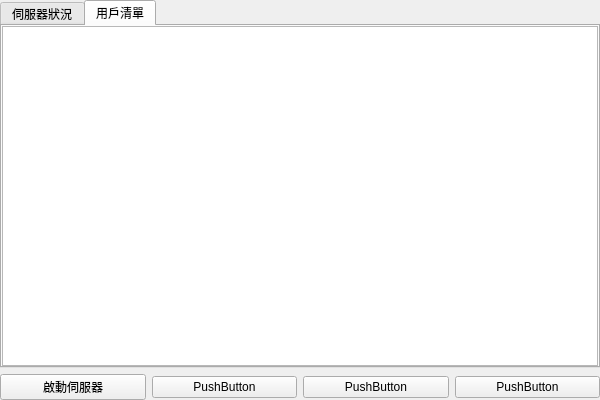
Old version of the form TCP_Server/TCP_Server.ui in the repository philo-wu/Philo_Game.
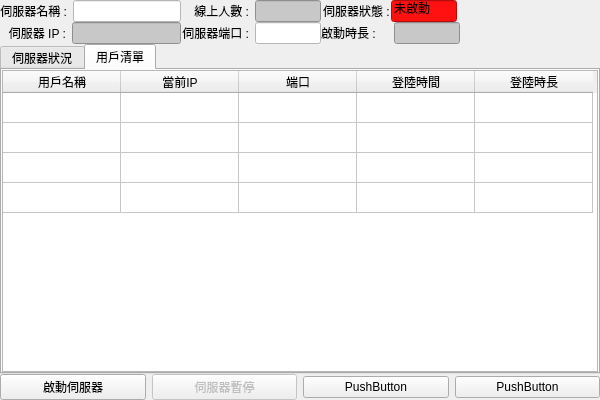
New version of the form. The open tabs and pages were chosen to show the change.

```diff
--- a/TCP_Server/TCP_Server.ui
+++ b/TCP_Server/TCP_Server.ui
@@ -14,7 +14,10 @@
    <string>TCP_Server</string>
   </property>
   <widget class="QWidget" name="centralWidget">
-   <layout class="QVBoxLayout" name="verticalLayout_2">
+   <layout class="QVBoxLayout" name="verticalLayout">
+    <property name="spacing">
+     <number>0</number>
+    </property>
     <property name="leftMargin">
      <number>0</number>
     </property>
@@ -27,6 +30,293 @@
     <property name="bottomMargin">
      <number>0</number>
     </property>
+    <item>
+     <layout class="QHBoxLayout" name="horizontalLayout">
+      <property name="spacing">
+       <number>0</number>
+      </property>
+      <item>
+       <layout class="QVBoxLayout" name="verticalLayout_4">
+        <property name="spacing">
+         <number>0</number>
+        </property>
+        <item>
+         <layout class="QHBoxLayout" name="horizontalLayout_10">
+          <item>
+           <widget class="QLabel" name="label_8">
+            <property name="minimumSize">
+             <size>
+              <width>55</width>
+              <height>0</height>
+             </size>
+            </property>
+            <property name="text">
+             <string>伺服器名稱 :</string>
+            </property>
+            <property name="alignment">
+             <set>Qt::AlignRight|Qt::AlignTrailing|Qt::AlignVCenter</set>
+            </property>
+           </widget>
+          </item>
+          <item>
+           <widget class="QLineEdit" name="LE_Servar_Name">
+            <property name="focusPolicy">
+             <enum>Qt::ClickFocus</enum>
+            </property>
+            <property name="styleSheet">
+             <string notr="true">background-color: rgb(255,255,255);
+color: rgb(0, 0, 0);</string>
+            </property>
+            <property name="maxLength">
+             <number>18</number>
+            </property>
+            <property name="readOnly">
+             <bool>false</bool>
+            </property>
+           </widget>
+          </item>
+         </layout>
+        </item>
+        <item>
+         <layout class="QHBoxLayout" name="horizontalLayout_9">
+          <item>
+           <widget class="QLabel" name="label_7">
+            <property name="minimumSize">
+             <size>
+              <width>66</width>
+              <height>0</height>
+             </size>
+            </property>
+            <property name="text">
+             <string>伺服器 IP :</string>
+            </property>
+            <property name="alignment">
+             <set>Qt::AlignRight|Qt::AlignTrailing|Qt::AlignVCenter</set>
+            </property>
+           </widget>
+          </item>
+          <item>
+           <widget class="QLineEdit" name="LE_Servar_IP">
+            <property name="focusPolicy">
+             <enum>Qt::NoFocus</enum>
+            </property>
+            <property name="styleSheet">
+             <string notr="true">background-color: rgb(200,200,200);
+color: rgb(0, 0, 0);</string>
+            </property>
+            <property name="text">
+             <string/>
+            </property>
+            <property name="readOnly">
+             <bool>true</bool>
+            </property>
+           </widget>
+          </item>
+         </layout>
+        </item>
+       </layout>
+      </item>
+      <item>
+       <layout class="QVBoxLayout" name="verticalLayout_3">
+        <property name="spacing">
+         <number>0</number>
+        </property>
+        <item>
+         <layout class="QHBoxLayout" name="horizontalLayout_12">
+          <item>
+           <widget class="QLabel" name="label_10">
+            <property name="minimumSize">
+             <size>
+              <width>66</width>
+              <height>0</height>
+             </size>
+            </property>
+            <property name="text">
+             <string>線上人數 :</string>
+            </property>
+            <property name="alignment">
+             <set>Qt::AlignRight|Qt::AlignTrailing|Qt::AlignVCenter</set>
+            </property>
+           </widget>
+          </item>
+          <item>
+           <widget class="QLineEdit" name="LE_Servar_UserTotal">
+            <property name="maximumSize">
+             <size>
+              <width>66</width>
+              <height>16777215</height>
+             </size>
+            </property>
+            <property name="focusPolicy">
+             <enum>Qt::NoFocus</enum>
+            </property>
+            <property name="styleSheet">
+             <string notr="true">background-color: rgb(200,200,200);
+color: rgb(0, 0, 0);</string>
+            </property>
+            <property name="readOnly">
+             <bool>true</bool>
+            </property>
+           </widget>
+          </item>
+         </layout>
+        </item>
+        <item>
+         <layout class="QHBoxLayout" name="horizontalLayout_11">
+          <item>
+           <widget class="QLabel" name="label_9">
+            <property name="minimumSize">
+             <size>
+              <width>66</width>
+              <height>0</height>
+             </size>
+            </property>
+            <property name="text">
+             <string>伺服器端口 :</string>
+            </property>
+            <property name="alignment">
+             <set>Qt::AlignRight|Qt::AlignTrailing|Qt::AlignVCenter</set>
+            </property>
+           </widget>
+          </item>
+          <item>
+           <widget class="QLineEdit" name="LE_Servar_Port">
+            <property name="maximumSize">
+             <size>
+              <width>66</width>
+              <height>16777215</height>
+             </size>
+            </property>
+            <property name="focusPolicy">
+             <enum>Qt::ClickFocus</enum>
+            </property>
+            <property name="styleSheet">
+             <string notr="true">background-color: rgb(255,255,255);
+color: rgb(0, 0, 0);</string>
+            </property>
+            <property name="maxLength">
+             <number>5</number>
+            </property>
+            <property name="readOnly">
+             <bool>false</bool>
+            </property>
+           </widget>
+          </item>
+         </layout>
+        </item>
+       </layout>
+      </item>
+      <item>
+       <layout class="QVBoxLayout" name="verticalLayout_2">
+        <property name="spacing">
+         <number>0</number>
+        </property>
+        <item>
+         <layout class="QHBoxLayout" name="horizontalLayout_8">
+          <property name="spacing">
+           <number>0</number>
+          </property>
+          <item>
+           <widget class="QLabel" name="label_6">
+            <property name="minimumSize">
+             <size>
+              <width>66</width>
+              <height>0</height>
+             </size>
+            </property>
+            <property name="maximumSize">
+             <size>
+              <width>66</width>
+              <height>16777215</height>
+             </size>
+            </property>
+            <property name="text">
+             <string>伺服器狀態 :</string>
+            </property>
+            <property name="alignment">
+             <set>Qt::AlignLeading|Qt::AlignLeft|Qt::AlignVCenter</set>
+            </property>
+           </widget>
+          </item>
+          <item>
+           <widget class="QLineEdit" name="LE_Servar_State">
+            <property name="maximumSize">
+             <size>
+              <width>66</width>
+              <height>16777215</height>
+             </size>
+            </property>
+            <property name="focusPolicy">
+             <enum>Qt::NoFocus</enum>
+            </property>
+            <property name="styleSheet">
+             <string notr="true">background-color: rgb(255, 17, 17);
+color: rgb(0, 0, 0);</string>
+            </property>
+            <property name="text">
+             <string>未啟動</string>
+            </property>
+            <property name="readOnly">
+             <bool>true</bool>
+            </property>
+           </widget>
+          </item>
+         </layout>
+        </item>
+        <item>
+         <layout class="QHBoxLayout" name="horizontalLayout_3">
+          <item>
+           <widget class="QLabel" name="label">
+            <property name="text">
+             <string>啟動時長 : </string>
+            </property>
+           </widget>
+          </item>
+          <item>
+           <widget class="QLineEdit" name="LE_Servar_Sec">
+            <property name="minimumSize">
+             <size>
+              <width>0</width>
+              <height>0</height>
+             </size>
+            </property>
+            <property name="maximumSize">
+             <size>
+              <width>66</width>
+              <height>16777215</height>
+             </size>
+            </property>
+            <property name="focusPolicy">
+             <enum>Qt::NoFocus</enum>
+            </property>
+            <property name="styleSheet">
+             <string notr="true">background-color: rgb(200,200,200);
+color: rgb(0, 0, 0);</string>
+            </property>
+            <property name="readOnly">
+             <bool>true</bool>
+            </property>
+           </widget>
+          </item>
+         </layout>
+        </item>
+       </layout>
+      </item>
+      <item>
+       <spacer name="horizontalSpacer_2">
+        <property name="orientation">
+         <enum>Qt::Horizontal</enum>
+        </property>
+        <property name="sizeHint" stdset="0">
+         <size>
+          <width>40</width>
+          <height>20</height>
+         </size>
+        </property>
+       </spacer>
+      </item>
+     </layout>
+    </item>
     <item>
      <widget class="QTabWidget" name="tabWidget">
       <property name="currentIndex">
@@ -75,7 +365,65 @@
          <number>0</number>
         </property>
         <item row="0" column="0">
-         <widget class="QTableWidget" name="tableWidget_User"/>
+         <widget class="QTableWidget" name="tableWidget_User">
+          <property name="editTriggers">
+           <set>QAbstractItemView::NoEditTriggers</set>
+          </property>
+          <attribute name="horizontalHeaderDefaultSectionSize">
+           <number>118</number>
+          </attribute>
+          <attribute name="horizontalHeaderHighlightSections">
+           <bool>false</bool>
+          </attribute>
+          <attribute name="verticalHeaderVisible">
+           <bool>false</bool>
+          </attribute>
+          <row>
+           <property name="text">
+            <string>新增列</string>
+           </property>
+          </row>
+          <row>
+           <property name="text">
+            <string>新增列</string>
+           </property>
+          </row>
+          <row>
+           <property name="text">
+            <string>新增列</string>
+           </property>
+          </row>
+          <row>
+           <property name="text">
+            <string>新增列</string>
+           </property>
+          </row>
+          <column>
+           <property name="text">
+            <string>用戶名稱</string>
+           </property>
+          </column>
+          <column>
+           <property name="text">
+            <string>當前IP</string>
+           </property>
+          </column>
+          <column>
+           <property name="text">
+            <string>端口</string>
+           </property>
+          </column>
+          <column>
+           <property name="text">
+            <string>登陸時間</string>
+           </property>
+          </column>
+          <column>
+           <property name="text">
+            <string>登陸時長</string>
+           </property>
+          </column>
+         </widget>
         </item>
        </layout>
       </widget>
@@ -91,9 +439,12 @@
        </widget>
       </item>
       <item>
-       <widget class="QPushButton" name="pushButton_3">
+       <widget class="QPushButton" name="Btn_Pause">
+        <property name="enabled">
+         <bool>false</bool>
+        </property>
         <property name="text">
-         <string>PushButton</string>
+         <string>伺服器暫停</string>
         </property>
        </widget>
       </item>
```
Left out of the diff: 28 changed lines with no effect on the pictures.
